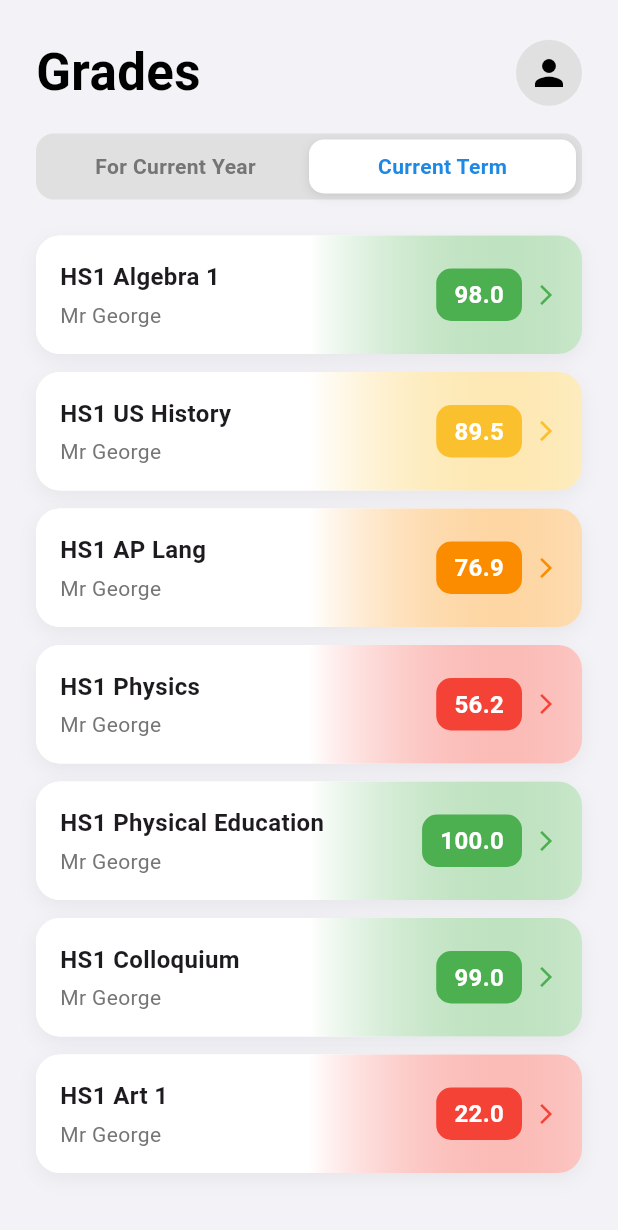
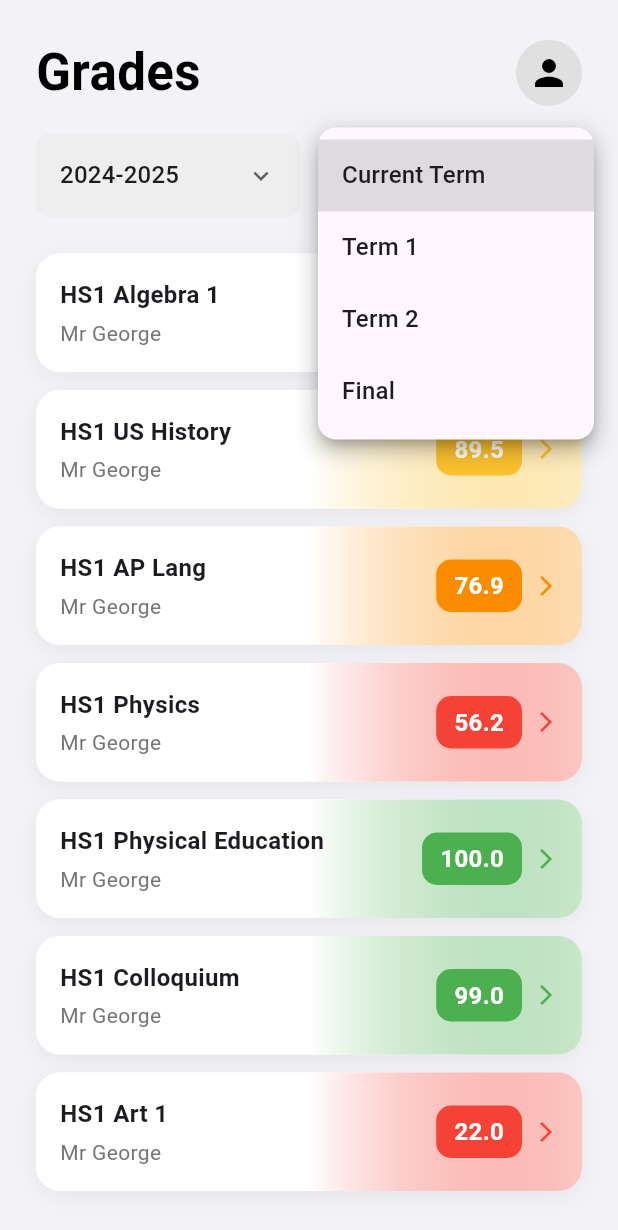
Before and after one commit to NCP-Stampede/northside-app, a Flutter app: the GradesPage screen opened directly, after a tap on "Current Term", on a phone screen of 412 x 824 dp. Shown: the top 1230 px of the screen. Run offline on Flutter 3.47's test engine with Material 3 defaults, Android fonts, the phone set to English and light mode, and no system bars; our stand-ins replace get.

Commit message:
Update grades_page.dart

```diff
--- a/northside_app/lib/presentation/home_screen_content/placeholder_pages/grades_page.dart
+++ b/northside_app/lib/presentation/home_screen_content/placeholder_pages/grades_page.dart
@@ -24,7 +24,11 @@ class GradesPage extends StatefulWidget {
 
 class _GradesPageState extends State<GradesPage> {
   // --- State and Placeholder Data ---
-  int _selectedTabIndex = 0; // 0 for "Current Year", 1 for "Current Term"
+  String _selectedYear = '2024-2025';
+  String _selectedTerm = 'Current Term';
+
+  final List<String> _years = ['2024-2025', '2023-2024', '2022-2023'];
+  final List<String> _terms = ['Current Term', 'Term 1', 'Term 2', 'Final'];
 
   final List<ClassGrade> _classGrades = const [
     ClassGrade(className: 'HS1 Algebra 1', teacherName: 'Mr George', grade: 98),
@@ -46,7 +50,7 @@ class _GradesPageState extends State<GradesPage> {
         children: [
           _buildHeader(),
           const SizedBox(height: 16),
-          _buildSegmentedControl(),
+          _buildDropdownSelectors(),
           const SizedBox(height: 24),
           _buildGradesList(),
         ],
@@ -74,58 +78,69 @@ class _GradesPageState extends State<GradesPage> {
     );
   }
 
-  Widget _buildSegmentedControl() {
+  Widget _buildDropdownSelectors() {
     return Padding(
       padding: const EdgeInsets.symmetric(horizontal: 24.0),
-      child: Container(
-        padding: const EdgeInsets.all(4),
-        decoration: BoxDecoration(
-          color: Colors.grey.shade300,
-          borderRadius: BorderRadius.circular(12),
-        ),
       child: Row(
         children: [
-            _buildTabItem('For Current Year', 0),
-            _buildTabItem('Current Term', 1),
+          Expanded(
+            child: _buildDropdownButton(
+              value: _selectedYear,
+              items: _years,
+              onChanged: (newValue) {
+                setState(() {
+                  _selectedYear = newValue!;
+                });
+              },
+            ),
+          ),
+          const SizedBox(width: 12),
+          Expanded(
+            child: _buildDropdownButton(
+              value: _selectedTerm,
+              items: _terms,
+              onChanged: (newValue) {
+                setState(() {
+                  _selectedTerm = newValue!;
+                });
+              },
+            ),
+          ),
         ],
-        ),
       ),
     );
   }
 
-  Widget _buildTabItem(String title, int index) {
-    final isSelected = _selectedTabIndex == index;
-    return Expanded(
-      child: GestureDetector(
-        onTap: () {
-          setState(() {
-            _selectedTabIndex = index;
-          });
-        },
-        child: Container(
-          padding: const EdgeInsets.symmetric(vertical: 8),
+  // --- WIDGET WITH THE FIX ---
+  Widget _buildDropdownButton({
+    required String value,
+    required List<String> items,
+    required ValueChanged<String?> onChanged,
+  }) {
+    return Container(
+      padding: const EdgeInsets.symmetric(horizontal: 16, vertical: 4),
       decoration: BoxDecoration(
-            color: isSelected ? Colors.white : Colors.transparent,
+        color: Colors.grey.shade200,
         borderRadius: BorderRadius.circular(10),
-            boxShadow: isSelected
-                ? [
-                    BoxShadow(
-                      color: Colors.black.withOpacity(0.1),
-                      blurRadius: 5,
-                      offset: const Offset(0, 2),
-                    )
-                  ]
-                : [],
       ),
-          child: Center(
+      child: DropdownButtonHideUnderline(
+        child: DropdownButton<String>(
+          value: value,
+          isExpanded: true,
+          icon: const Icon(Icons.keyboard_arrow_down, size: 20),
+          // FIX: This gives the dropdown menu itself rounded corners.
+          borderRadius: BorderRadius.circular(12),
+          items: items.map((String item) {
+            return DropdownMenuItem<String>(
+              value: item,
               child: Text(
-              title,
-              style: TextStyle(
-                fontWeight: FontWeight.w600,
-                color: isSelected ? Colors.blue.shade600 : Colors.grey.shade600,
+                item,
+                style: const TextStyle(fontWeight: FontWeight.w500),
+                overflow: TextOverflow.ellipsis,
               ),
-            ),
-          ),
+            );
+          }).toList(),
+          onChanged: onChanged,
         ),
       ),
     );
@@ -145,7 +160,6 @@ class _GradeCard extends StatelessWidget {
   const _GradeCard({required this.grade});
   final ClassGrade grade;
 
-  // Helper function to get color based on grade
   Color _getGradeColor() {
     if (grade.grade >= 90) return Colors.green;
     if (grade.grade >= 80) return Colors.yellow.shade700;
@@ -186,7 +200,6 @@ class _GradeCard extends StatelessWidget {
           padding: const EdgeInsets.all(16.0),
           child: Row(
             children: [
-              // Class and Teacher Name
               Expanded(
                 child: Column(
                   crossAxisAlignment: CrossAxisAlignment.start,
@@ -204,7 +217,6 @@ class _GradeCard extends StatelessWidget {
                 ),
               ),
               const SizedBox(width: 16),
-              // Grade Box and Arrow
               Container(
                 padding: const EdgeInsets.symmetric(horizontal: 12, vertical: 6),
                 decoration: BoxDecoration(
@@ -233,3 +245,4 @@ class _GradeCard extends StatelessWidget {
     );
   }
 }
+}
```
Lines whose indentation alone changed are shown as unchanged.
